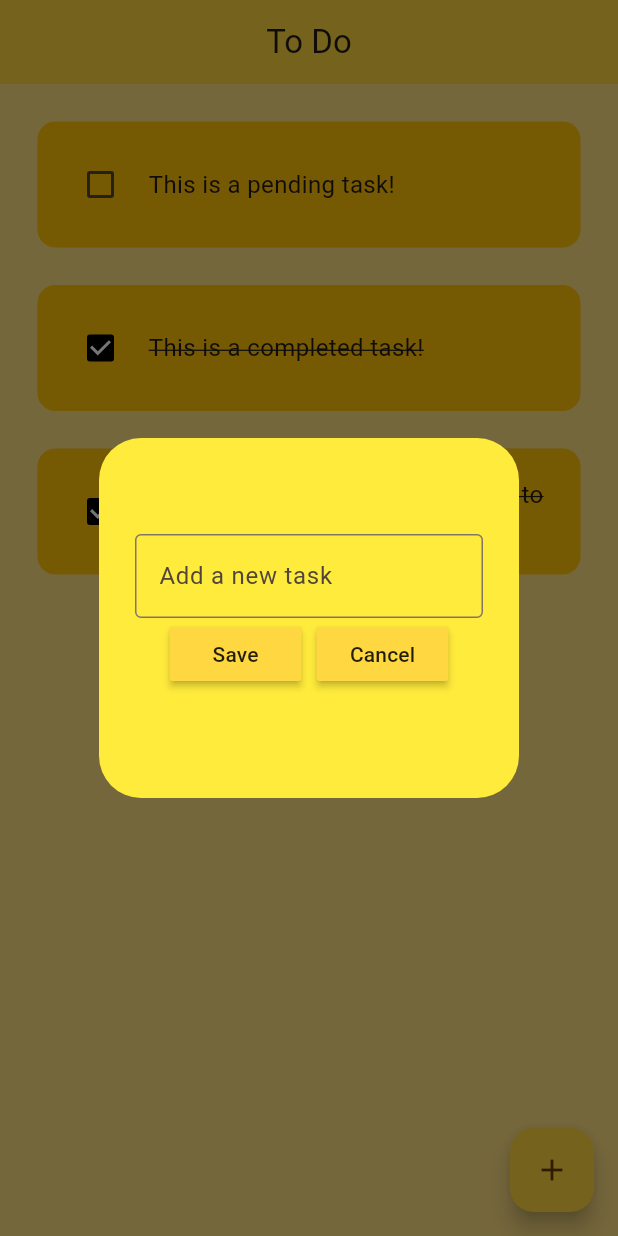
After one commit to marlopia/flutter_learning, a Flutter app: the screen it shows after launch, after a tap on the "add" icon, on a phone screen of 412 x 824 dp. The commit adds this screen. Run offline on Flutter 3.47's test engine with Material 3 defaults, Android fonts, the phone set to English and light mode, and no system bars; drawn by our look-alikes of flutter_slidable; our stand-ins replace hive_flutter; accounts and stored records are empty.

Commit message:
Created ToDo app

```diff
--- a/flutter_testing_grounds/lib/InputFields/main.dart
+++ b/flutter_testing_grounds/lib/InputFields/main.dart
@@ -1,5 +1,5 @@
 import 'package:flutter/material.dart';
-import 'package:flutter_testing_grounds/InputFields/pages/InputTest.dart';
+import 'package:flutter_testing_grounds/InputFields/pages/inputTest.dart';
 
 void main() {
   runApp(const MyApp());
--- /dev/null
+++ b/flutter_testing_grounds/lib/ToDoApp/data/database.dart
@@ -0,0 +1,26 @@
+import 'package:hive_flutter/hive_flutter.dart';
+
+class ToDoDataBase{
+  List toDoList = [];
+
+  final _myBox = Hive.box("myBox");
+
+  // first run of app
+  void createInitialData () {
+    toDoList = [
+      ["This is a pending task!", false],
+      ["This is a completed task!", true],
+      ["You can delete a task by sliding it to the left, try deleting me!", true],
+    ];
+  }
+
+  //load from db
+  void loadData() {
+    toDoList = _myBox.get("TODOLIST");
+  }
+
+  //update db
+  void updateData () {
+    _myBox.put("TODOLIST", toDoList);
+  }
+}
--- a/flutter_testing_grounds/lib/ToDoApp/main.dart
+++ b/flutter_testing_grounds/lib/ToDoApp/main.dart
@@ -1,7 +1,13 @@
 import 'package:flutter/material.dart';
 import 'package:flutter_testing_grounds/ToDoApp/pages/home_page.dart';
+import 'package:hive_flutter/hive_flutter.dart';
 
-void main() {
+void main() async {
+
+  // initialize Hive box (db) for memory
+  await Hive.initFlutter();
+  var box = await Hive.openBox("myBox");
+
   runApp(const MyApp());
 }
 
@@ -12,8 +18,11 @@
   Widget build(BuildContext context) {
     return MaterialApp(
       home: HomePage(),
+
+      // set backup theme for missing colors
       theme: ThemeData(
-        colorSchemeSeed: Colors.amberAccent
+        colorSchemeSeed: Colors.amber.shade700,
+        useMaterial3: true,
       ),
     );
   }
--- a/flutter_testing_grounds/lib/ToDoApp/pages/home_page.dart
+++ b/flutter_testing_grounds/lib/ToDoApp/pages/home_page.dart
@@ -1,4 +1,8 @@
 import 'package:flutter/material.dart';
+import 'package:flutter_testing_grounds/ToDoApp/data/database.dart';
+import 'package:flutter_testing_grounds/ToDoApp/util/dialog_box.dart';
+import 'package:flutter_testing_grounds/ToDoApp/util/todo_tile.dart';
+import 'package:hive_flutter/hive_flutter.dart';
 
 class HomePage extends StatefulWidget {
   const HomePage({super.key});
@@ -8,12 +12,92 @@
 }
 
 class _HomePageState extends State<HomePage> {
+
+  //call database class
+  final _myBox = Hive.box("myBox");
+  ToDoDataBase db = ToDoDataBase();
+
+  @override
+  void initState() {
+    // check if first load
+    if(_myBox.get("TODOLIST") == null) {
+      db.createInitialData();
+    } else {
+      db.loadData();
+    }
+
+    super.initState();
+  }
+
+  //declare controller for input
+  final _controller = TextEditingController();
+
+  // toggle checkbox
+  void checkBoxChanged(bool? value, int index) {
+    setState(() {
+      db.toDoList[index][1] = !db.toDoList[index][1];
+    });
+    db.updateData();
+  }
+
+  // on Save press, add task
+  void saveNewTask () {
+    setState(() {
+      db.toDoList.add([_controller.text,false]);
+      _controller.clear();
+      Navigator.of(context).pop();
+    });
+    db.updateData();
+  }
+
+  // popup context
+  void createNewTask () {
+    showDialog(
+      context: context,
+      builder: (context) {
+        return DialogBox(
+          controller: _controller,
+          onSave: saveNewTask,
+          onCancel: () => Navigator.of(context).pop(),
+        );
+      },
+      );
+  }
+
+ // slider context, delete task on press
+  void deleteTask (int index) {
+    setState(() {
+      db.toDoList.removeAt(index);
+    });
+    db.updateData();
+  }
+
   @override
   Widget build(BuildContext context) {
     return Scaffold(
       appBar: AppBar(
         title: Text('To Do'),
+        elevation: 0,
+        centerTitle: true,
+        backgroundColor: Colors.amberAccent,
       ),
+      floatingActionButton: FloatingActionButton(
+        backgroundColor: Colors.amberAccent,
+        onPressed: createNewTask,
+        child: Icon(Icons.add),
+      ),
+      body: ListView.builder(
+        itemCount: db.toDoList.length,
+        itemBuilder: (context, index) {
+          return ToDoTile(
+            taskName: db.toDoList[index][0],
+            taskCompleted: db.toDoList[index][1],
+            onChanged: (value) => checkBoxChanged (value,index),
+            deleteFunction: (context) => deleteTask (index),
+            );
+        },
+      ),
+      backgroundColor: Colors.amber[200],
     );
   }
 }
--- /dev/null
+++ b/flutter_testing_grounds/lib/ToDoApp/util/dialog_box.dart
@@ -0,0 +1,45 @@
+import 'package:flutter/material.dart';
+import 'package:flutter_testing_grounds/ToDoApp/util/my_button.dart';
+
+class DialogBox extends StatelessWidget {
+  final controller;
+  VoidCallback onSave;
+  VoidCallback onCancel;
+
+  DialogBox({
+    super.key,
+    required this.controller,
+    required this.onSave,
+    required this.onCancel,
+    });
+
+  @override
+  Widget build(BuildContext context) {
+    return AlertDialog(
+      backgroundColor: Colors.yellow,
+      content: Container(
+        height: 200,
+        child: Column(
+          mainAxisAlignment: MainAxisAlignment.center,
+          children: [
+            TextField(
+              controller: controller,
+              decoration: InputDecoration(
+                border: OutlineInputBorder(),
+                hintText: "Add a new task",
+                ),
+            ),
+            Row(
+              mainAxisAlignment: MainAxisAlignment.center,
+              children: [
+                MyButton(text: "Save", onPressed: onSave),
+                const SizedBox(width: 10,),
+                MyButton(text: "Cancel", onPressed: onCancel),
+              ],
+            )
+          ],
+        ),
+        ),
+      );
+  }
+}
--- /dev/null
+++ b/flutter_testing_grounds/lib/ToDoApp/util/my_button.dart
@@ -0,0 +1,21 @@
+import 'package:flutter/material.dart';
+
+class MyButton extends StatelessWidget {
+  final String text;
+  VoidCallback onPressed;
+
+  MyButton({
+    super.key,
+    required this.text,
+    required this.onPressed,
+    });
+
+  @override
+  Widget build(BuildContext context) {
+    return MaterialButton(
+      onPressed: onPressed,
+      color: Colors.amberAccent,
+      child: Text(text),
+    );
+  }
+}
--- /dev/null
+++ b/flutter_testing_grounds/lib/ToDoApp/util/todo_tile.dart
@@ -0,0 +1,68 @@
+import 'package:flutter/material.dart';
+import 'package:flutter_slidable/flutter_slidable.dart';
+
+class ToDoTile extends StatelessWidget {
+  ToDoTile({
+    super.key,
+    required this.taskName,
+    required this.taskCompleted,
+    required this.onChanged,
+    required this.deleteFunction,
+  });
+
+  final String taskName;
+  final bool taskCompleted;
+  final Function(bool?)? onChanged;
+  final Function(BuildContext)? deleteFunction;
+
+  @override
+  Widget build(BuildContext context) {
+    return Padding(
+      padding: const EdgeInsets.only(left: 25.0, right: 25.0, top: 25.0),
+      child: Slidable(
+        endActionPane: ActionPane(
+          motion: const StretchMotion(),
+          children: [
+            SlidableAction(
+              onPressed: deleteFunction,
+              icon: Icons.delete,
+              backgroundColor: Colors.red,
+              borderRadius: BorderRadius.circular(12),
+            ),
+          ],
+        ),
+        child: Container(
+          padding: const EdgeInsets.all(18.0),
+          decoration: BoxDecoration(
+            color: Colors.amber,
+            borderRadius: BorderRadius.circular(12),
+          ),
+          child: Row(
+            crossAxisAlignment: CrossAxisAlignment.center,
+            children: [
+              Checkbox(
+                value: taskCompleted,
+                onChanged: onChanged,
+                activeColor: Colors.black,
+              ),
+              const SizedBox(width: 8),
+              Expanded(
+                child: Text(
+                  taskName,
+                  style: TextStyle(
+                    fontSize: 16,
+                    decoration: taskCompleted
+                        ? TextDecoration.lineThrough
+                        : TextDecoration.none,
+                  ),
+                  softWrap: true,
+                  overflow: TextOverflow.visible,
+                ),
+              ),
+            ],
+          ),
+        ),
+      ),
+    );
+  }
+}
```
Also changed, not shown: flutter_testing_grounds/pubspec.yaml (+6 -1 lines), flutter_testing_grounds/pubspec.lock, 1 other file.
